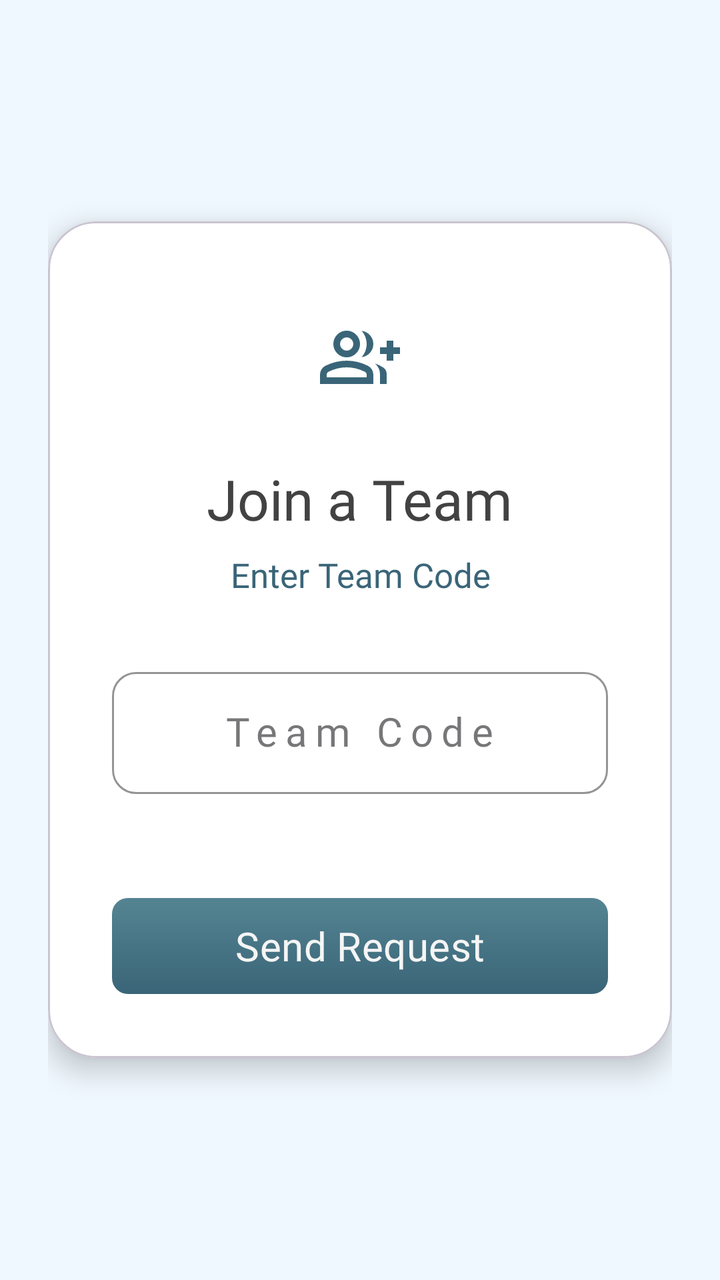
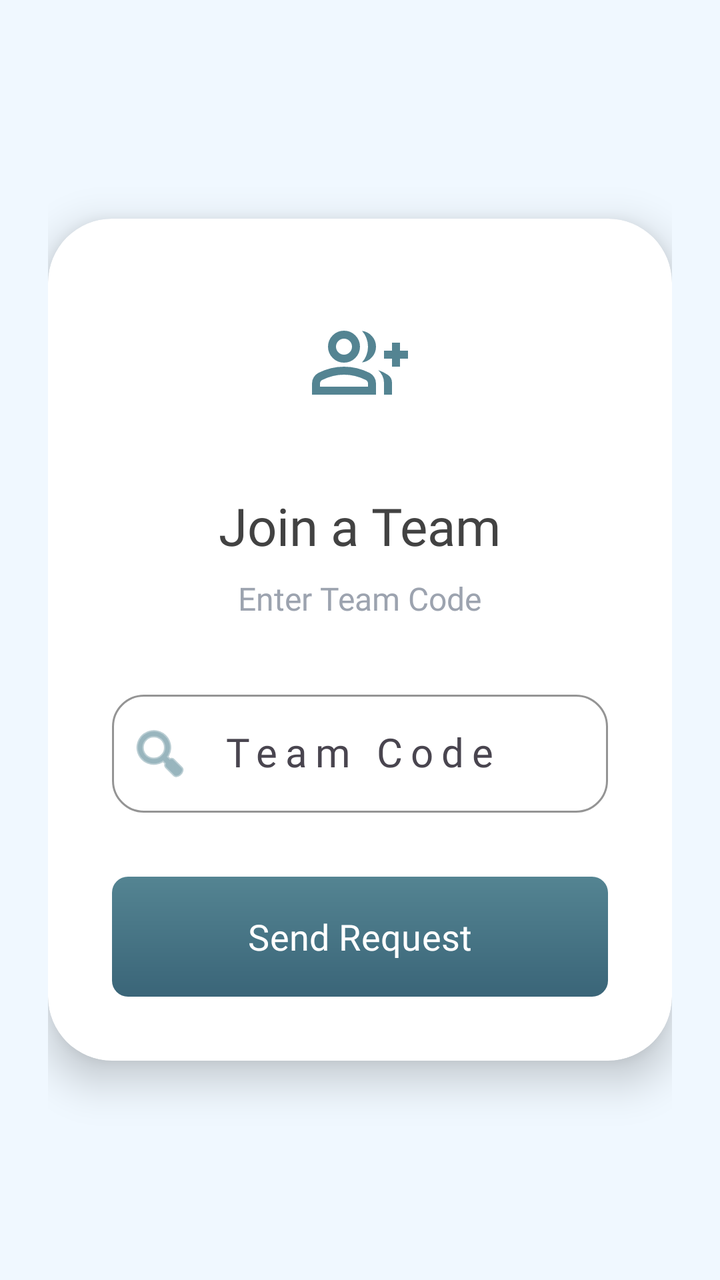

Compare the two renders of this Android layout. The source of the first and the diff that turns it into the second are given below.
<!-- AndroidManifest.xml: application theme Theme.AthleAgent -->
<!-- res/layout/activity_join_team.xml -->
<?xml version="1.0" encoding="utf-8"?>
<androidx.appcompat.widget.LinearLayoutCompat xmlns:android="http://schemas.android.com/apk/res/android"
    xmlns:app="http://schemas.android.com/apk/res-auto"
    android:layout_width="match_parent"
    android:layout_height="match_parent"
    android:background="@color/background_white_alice_blue"
    android:gravity="center"
    android:orientation="vertical"
    android:padding="@dimen/spacing_24">

    <com.google.android.material.card.MaterialCardView
        android:layout_width="match_parent"
        android:layout_height="wrap_content"
        app:cardBackgroundColor="@color/white"
        app:cardCornerRadius="@dimen/spacing_24"
        app:cardElevation="@dimen/spacing_8">

        <androidx.appcompat.widget.LinearLayoutCompat
            android:layout_width="match_parent"
            android:layout_height="wrap_content"
            android:gravity="center_horizontal"
            android:orientation="vertical"
            android:padding="@dimen/spacing_32">

            <androidx.appcompat.widget.AppCompatImageView
                android:layout_width="@dimen/spacing_72"
                android:layout_height="@dimen/spacing_72"
                android:layout_marginBottom="@dimen/spacing_16"
                android:padding="@dimen/spacing_16"
                android:src="@drawable/outline_group_add_24"
                app:tint="@color/brand_button_dark_muted" />

            <com.google.android.material.textview.MaterialTextView
                android:layout_width="wrap_content"
                android:layout_height="wrap_content"
                android:layout_marginBottom="@dimen/spacing_8"
                android:fontFamily="@font/roboto_bold"
                android:text="@string/join_a_team"
                android:textColor="@color/text"
                android:textSize="@dimen/headline_text_size" />

            <com.google.android.material.textview.MaterialTextView
                android:layout_width="@dimen/button_width"
                android:layout_height="wrap_content"
                android:layout_marginBottom="@dimen/spacing_32"
                android:fontFamily="@font/roboto_regular"
                android:text="@string/enter_the_team_code"
                android:textAlignment="center"
                android:textColor="@color/brand_button_dark_muted"
                android:textSize="@dimen/text_size_body" />

            <com.google.android.material.textfield.TextInputLayout
                style="@style/Widget.MaterialComponents.TextInputLayout.OutlinedBox"
                android:layout_width="match_parent"
                android:layout_height="wrap_content"
                android:layout_marginBottom="@dimen/spacing_32"
                android:hint="@string/team_code"
                app:boxCornerRadiusBottomEnd="@dimen/spacing_12"
                app:boxCornerRadiusBottomStart="@dimen/spacing_12"
                app:boxCornerRadiusTopEnd="@dimen/spacing_12"
                app:boxCornerRadiusTopStart="@dimen/spacing_12"
                app:boxStrokeColor="@color/brand_button_dark_muted">

                <com.google.android.material.textfield.TextInputEditText
                    android:id="@+id/joinTeamEDTCode"
                    android:layout_width="match_parent"
                    android:layout_height="wrap_content"
                    android:fontFamily="@font/roboto_bold"
                    android:gravity="center"
                    android:inputType="number"
                    android:letterSpacing="0.2"
                    android:maxLength="8"
                    android:textColor="@color/text"
                    android:textSize="@dimen/login_text_size"

                    />
            </com.google.android.material.textfield.TextInputLayout>

            <com.google.android.material.button.MaterialButton
                android:id="@+id/joinTeamBTNSubmit"
                android:layout_width="match_parent"
                android:layout_height="@dimen/min_height"
                android:layout_marginTop="@dimen/spacing_20"
                android:layout_gravity="center_horizontal"
                android:background="@drawable/btn_gradient"
                android:fontFamily="@font/roboto_bold"
                android:text="@string/send_request"
                android:textColor="@color/background_gray_smoke"
                android:textSize="@dimen/login_text_size"
                app:backgroundTint="@null"
                app:cornerRadius="@dimen/button_corner_radius"
                app:strokeColor="@color/aa_button_primary_bg"
                app:strokeWidth="@dimen/button_stroke_width" />

            <ProgressBar
                android:id="@+id/joinTeamProgressBar"
                android:layout_width="wrap_content"
                android:layout_height="wrap_content"
                android:layout_marginTop="@dimen/spacing_16"
                android:visibility="gone" />

        </androidx.appcompat.widget.LinearLayoutCompat>
    </com.google.android.material.card.MaterialCardView>

</androidx.appcompat.widget.LinearLayoutCompat>
<!-- resources referenced by this layout -->
<resources>
  <color name="aa_button_primary_bg">#009FC4</color>
  <color name="background_gray_smoke">#F5F5F5</color>
  <color name="background_white_alice_blue">#F0F8FF</color>
  <color name="brand_button_dark_muted">#3A6578</color>
  <color name="text">#424242</color>
  <color name="white">#FFFFFFFF</color>
  <dimen name="button_corner_radius">8dp</dimen>
  <dimen name="button_stroke_width">1.5dp</dimen>
  <dimen name="button_width">320dp</dimen>
  <dimen name="headline_text_size">28sp</dimen>
  <dimen name="login_text_size">20sp</dimen>
  <dimen name="min_height">48dp</dimen>
  <dimen name="spacing_12">12dp</dimen>
  <dimen name="spacing_16">16dp</dimen>
  <dimen name="spacing_20">20dp</dimen>
  <dimen name="spacing_24">24dp</dimen>
  <dimen name="spacing_32">32dp</dimen>
  <dimen name="spacing_72">72dp</dimen>
  <dimen name="spacing_8">8dp</dimen>
  <dimen name="text_size_body">17sp</dimen>
  <!-- drawable btn_gradient (drawable) -->
  <?xml version="1.0" encoding="utf-8"?>
  <shape xmlns:android="http://schemas.android.com/apk/res/android"
      android:shape="rectangle">
  
      <corners android:radius="@dimen/button_corner_radius" />
  
      <gradient
          android:angle="270"
          android:startColor="@color/brand_button_light_muted"
          android:endColor="@color/brand_button_dark_muted" />
  
  </shape>
  <!-- drawable outline_group_add_24 (drawable) -->
  <vector xmlns:android="http://schemas.android.com/apk/res/android" android:height="24dp" android:tint="#000000" android:viewportHeight="960" android:viewportWidth="960" android:width="24dp">
        
      <path android:fillColor="@android:color/white" android:pathData="M500,478Q529,446 544.5,405Q560,364 560,320Q560,276 544.5,235Q529,194 500,162Q500,162 500,162Q500,162 500,162Q560,170 600,215Q640,260 640,320Q640,380 600,425Q560,470 500,478Q500,478 500,478Q500,478 500,478ZM720,800L720,680Q720,644 704,611.5Q688,579 662,554Q713,572 756.5,600.5Q800,629 800,680L800,800L720,800ZM800,520L800,440L720,440L720,360L800,360L800,280L880,280L880,360L960,360L960,440L880,440L880,520L800,520ZM207,433Q160,386 160,320Q160,254 207,207Q254,160 320,160Q386,160 433,207Q480,254 480,320Q480,386 433,433Q386,480 320,480Q254,480 207,433ZM0,800L0,688Q0,654 17.5,625.5Q35,597 64,582Q126,551 190,535.5Q254,520 320,520Q386,520 450,535.5Q514,551 576,582Q605,597 622.5,625.5Q640,654 640,688L640,800L0,800ZM320,400Q353,400 376.5,376.5Q400,353 400,320Q400,287 376.5,263.5Q353,240 320,240Q287,240 263.5,263.5Q240,287 240,320Q240,353 263.5,376.5Q287,400 320,400ZM80,720L560,720L560,688Q560,677 554.5,668Q549,659 540,654Q486,627 431,613.5Q376,600 320,600Q264,600 209,613.5Q154,627 100,654Q91,659 85.5,668Q80,677 80,688L80,720ZM320,320Q320,320 320,320Q320,320 320,320Q320,320 320,320Q320,320 320,320Q320,320 320,320Q320,320 320,320Q320,320 320,320Q320,320 320,320ZM320,720L320,720Q320,720 320,720Q320,720 320,720Q320,720 320,720Q320,720 320,720Q320,720 320,720Q320,720 320,720Q320,720 320,720Q320,720 320,720L320,720Z"/>
      
  </vector>
  <string name="enter_the_team_code">Enter Team Code</string>
  <string name="join_a_team">Join a Team</string>
  <string name="send_request">Send Request</string>
  <string name="team_code">Team Code</string>
  <style name="Theme.AthleAgent" parent="Base.Theme.AthleAgent" />
  <color name="brand_button_light_muted">#548492</color>
  <style name="Base.Theme.AthleAgent" parent="Theme.Material3.DayNight.NoActionBar">
          
          
          <item name="android:statusBarColor">#F5F7FA</item>
          <item name="android:windowLightStatusBar">true</item>
      </style>
</resources>

<!-- the commit's change to res/layout/activity_join_team.xml (unified diff, before → after) -->
@@ -1,65 +1,70 @@
 <?xml version="1.0" encoding="utf-8"?>
 <androidx.appcompat.widget.LinearLayoutCompat xmlns:android="http://schemas.android.com/apk/res/android"
     xmlns:app="http://schemas.android.com/apk/res-auto"
+    android:id="@+id/joinTeam_root"
     android:layout_width="match_parent"
     android:layout_height="match_parent"
     android:background="@color/background_white_alice_blue"
     android:gravity="center"
     android:orientation="vertical"
-    android:padding="@dimen/spacing_24">
+    android:padding="24dp">
 
     <com.google.android.material.card.MaterialCardView
+        android:id="@+id/joinTeam_form_container"
         android:layout_width="match_parent"
         android:layout_height="wrap_content"
         app:cardBackgroundColor="@color/white"
-        app:cardCornerRadius="@dimen/spacing_24"
-        app:cardElevation="@dimen/spacing_8">
+        app:cardCornerRadius="32dp"
+        app:cardElevation="12dp"
+        app:strokeWidth="0dp">
 
         <androidx.appcompat.widget.LinearLayoutCompat
             android:layout_width="match_parent"
             android:layout_height="wrap_content"
             android:gravity="center_horizontal"
             android:orientation="vertical"
-            android:padding="@dimen/spacing_32">
+            android:padding="32dp">
 
             <androidx.appcompat.widget.AppCompatImageView
-                android:layout_width="@dimen/spacing_72"
-                android:layout_height="@dimen/spacing_72"
-                android:layout_marginBottom="@dimen/spacing_16"
-                android:padding="@dimen/spacing_16"
+                android:layout_width="80dp"
+                android:layout_height="80dp"
+                android:layout_marginBottom="24dp"
+                android:padding="16dp"
                 android:src="@drawable/outline_group_add_24"
-                app:tint="@color/brand_button_dark_muted" />
+                app:tint="@color/brand_button_light_muted" />
 
             <com.google.android.material.textview.MaterialTextView
                 android:layout_width="wrap_content"
                 android:layout_height="wrap_content"
-                android:layout_marginBottom="@dimen/spacing_8"
+                android:layout_marginBottom="8dp"
                 android:fontFamily="@font/roboto_bold"
                 android:text="@string/join_a_team"
                 android:textColor="@color/text"
-                android:textSize="@dimen/headline_text_size" />
+                android:textSize="26sp" />
 
             <com.google.android.material.textview.MaterialTextView
-                android:layout_width="@dimen/button_width"
+                android:layout_width="wrap_content"
                 android:layout_height="wrap_content"
-                android:layout_marginBottom="@dimen/spacing_32"
+                android:layout_marginBottom="32dp"
                 android:fontFamily="@font/roboto_regular"
                 android:text="@string/enter_the_team_code"
                 android:textAlignment="center"
-                android:textColor="@color/brand_button_dark_muted"
-                android:textSize="@dimen/text_size_body" />
+                android:textColor="@color/lm_text_muted"
+                android:textSize="16sp" />
 
             <com.google.android.material.textfield.TextInputLayout
-                style="@style/Widget.MaterialComponents.TextInputLayout.OutlinedBox"
+                style="@style/Widget.Material3.TextInputLayout.OutlinedBox"
                 android:layout_width="match_parent"
                 android:layout_height="wrap_content"
-                android:layout_marginBottom="@dimen/spacing_32"
+                android:layout_marginBottom="32dp"
                 android:hint="@string/team_code"
-                app:boxCornerRadiusBottomEnd="@dimen/spacing_12"
-                app:boxCornerRadiusBottomStart="@dimen/spacing_12"
-                app:boxCornerRadiusTopEnd="@dimen/spacing_12"
-                app:boxCornerRadiusTopStart="@dimen/spacing_12"
-                app:boxStrokeColor="@color/brand_button_dark_muted">
+                app:boxCornerRadiusBottomEnd="16dp"
+                app:boxCornerRadiusBottomStart="16dp"
+                app:boxCornerRadiusTopEnd="16dp"
+                app:boxCornerRadiusTopStart="16dp"
+                app:boxStrokeColor="@color/brand_button_light_muted"
+                app:startIconDrawable="@android:drawable/ic_menu_search"
+                app:startIconTint="@color/brand_button_light_muted">
 
                 <com.google.android.material.textfield.TextInputEditText
                     android:id="@+id/joinTeamEDTCode"
@@ -71,32 +76,28 @@
                     android:letterSpacing="0.2"
                     android:maxLength="8"
                     android:textColor="@color/text"
-                    android:textSize="@dimen/login_text_size"
-
-                    />
+                    android:paddingVertical="16dp"
+                    android:textSize="20sp" />
             </com.google.android.material.textfield.TextInputLayout>
 
             <com.google.android.material.button.MaterialButton
                 android:id="@+id/joinTeamBTNSubmit"
                 android:layout_width="match_parent"
-                android:layout_height="@dimen/min_height"
-                android:layout_marginTop="@dimen/spacing_20"
-                android:layout_gravity="center_horizontal"
+                android:layout_height="60dp"
                 android:background="@drawable/btn_gradient"
                 android:fontFamily="@font/roboto_bold"
                 android:text="@string/send_request"
-                android:textColor="@color/background_gray_smoke"
-                android:textSize="@dimen/login_text_size"
+                android:textColor="@color/white"
+                android:textSize="18sp"
                 app:backgroundTint="@null"
-                app:cornerRadius="@dimen/button_corner_radius"
-                app:strokeColor="@color/aa_button_primary_bg"
-                app:strokeWidth="@dimen/button_stroke_width" />
+                app:cornerRadius="16dp"
+                app:elevation="4dp" />
 
             <ProgressBar
                 android:id="@+id/joinTeamProgressBar"
                 android:layout_width="wrap_content"
                 android:layout_height="wrap_content"
-                android:layout_marginTop="@dimen/spacing_16"
+                android:layout_marginTop="24dp"
                 android:visibility="gone" />
 
         </androidx.appcompat.widget.LinearLayoutCompat>
<!-- resource entries referenced after the edit -->
@@ -1,25 +1,10 @@
 <!-- resources referenced by this layout -->
 <resources>
-  <color name="aa_button_primary_bg">#009FC4</color>
-  <color name="background_gray_smoke">#F5F5F5</color>
   <color name="background_white_alice_blue">#F0F8FF</color>
   <color name="brand_button_dark_muted">#3A6578</color>
   <color name="text">#424242</color>
   <color name="white">#FFFFFFFF</color>
   <dimen name="button_corner_radius">8dp</dimen>
-  <dimen name="button_stroke_width">1.5dp</dimen>
-  <dimen name="button_width">320dp</dimen>
-  <dimen name="headline_text_size">28sp</dimen>
-  <dimen name="login_text_size">20sp</dimen>
-  <dimen name="min_height">48dp</dimen>
-  <dimen name="spacing_12">12dp</dimen>
-  <dimen name="spacing_16">16dp</dimen>
-  <dimen name="spacing_20">20dp</dimen>
-  <dimen name="spacing_24">24dp</dimen>
-  <dimen name="spacing_32">32dp</dimen>
-  <dimen name="spacing_72">72dp</dimen>
-  <dimen name="spacing_8">8dp</dimen>
-  <dimen name="text_size_body">17sp</dimen>
   <!-- drawable btn_gradient (drawable) -->
   <?xml version="1.0" encoding="utf-8"?>
   <shape xmlns:android="http://schemas.android.com/apk/res/android"
@@ -45,6 +30,7 @@
   <string name="team_code">Team Code</string>
   <style name="Theme.AthleAgent" parent="Base.Theme.AthleAgent" />
   <color name="brand_button_light_muted">#548492</color>
+  <color name="lm_text_muted">#9CA3AF</color>
   <style name="Base.Theme.AthleAgent" parent="Theme.Material3.DayNight.NoActionBar">
           
           
